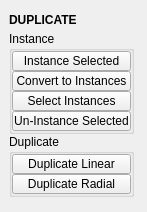
m3trik/tentacle, file tentacle/ui/duplicate.ui: the form before one commit.
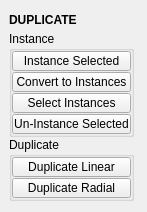
The form after the commit. Custom widgets are drawn as their Qt base class.

What changed in the file:
```diff
--- a/tentacle/ui/duplicate.ui
+++ b/tentacle/ui/duplicate.ui
@@ -125,7 +125,7 @@
         </property>
         <layout class="QVBoxLayout" name="verticalLayout_3">
          <property name="spacing">
-          <number>0</number>
+          <number>1</number>
          </property>
          <property name="leftMargin">
           <number>0</number>
@@ -321,7 +321,7 @@
         </property>
         <layout class="QVBoxLayout" name="verticalLayout_6">
          <property name="spacing">
-          <number>0</number>
+          <number>1</number>
          </property>
          <property name="leftMargin">
           <number>0</number>
```
Left out of the diff: 4 changed lines with no effect on the pictures.
